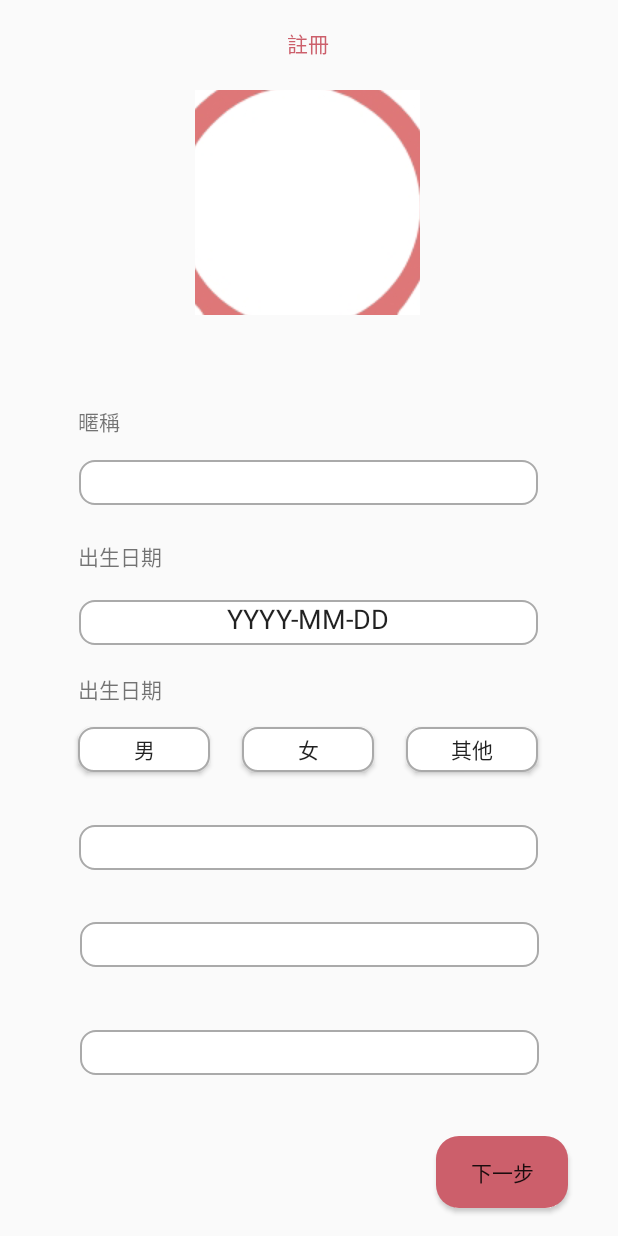
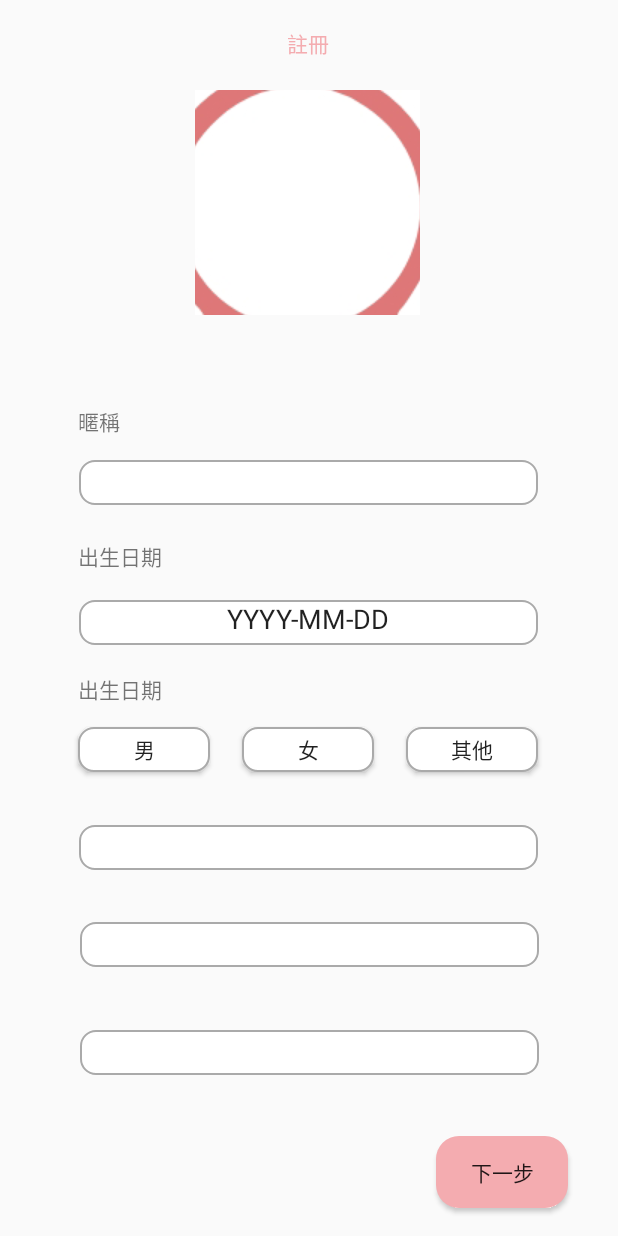
Before and after one commit to candiceliao/NTUEMIE109-DatingApp, an Android app: the SignUpActivity screen opened directly, with no data from a screen before it, on a phone screen of 412 x 824 dp. Run offline under Robolectric (Android 15) with nearby library versions, the phone set to English and light mode, and no system bars.

Commit message:
Update colors.xml

```diff
--- a/app/src/main/res/values/colors.xml
+++ b/app/src/main/res/values/colors.xml
@@ -3,7 +3,7 @@
     <color name="colorPrimary">#008577</color>
     <color name="colorPrimaryDark">#00574B</color>
     <color name="colorAccent">#D81B60</color>
-    <color name="colorWelcomeBg">#CC5F6B</color>
+    <color name="colorWelcomeBg">#F4ACB0</color>
     <color name="colorLoginBg">#ffc8c8</color>
     <color name="colorLoginBtn">#ef5350</color>
     <color name="colorShadow">#6d6d6d</color>
```
